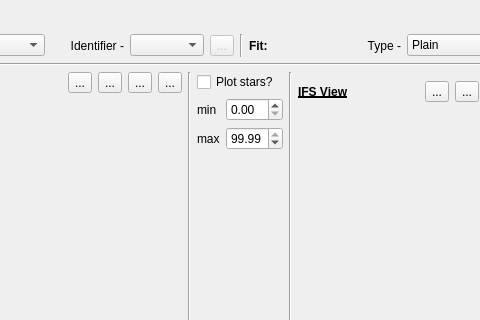
Qt form pampelmuse/graphics/pampelmuse_gui.ui (lcjohnso/pampelmuse) before a commit; both pictures show x 186 to 666 and y 356 to 676 of the 875 by 808 pixel window.
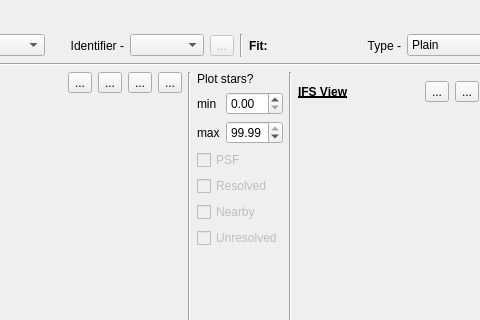
The same form after that commit. Icons and pictures are not drawn.

Commit message: Version 0.24 of PampelMuse. Added parameter to exclude saturated stars from PSF fit and changed displaying of sources in GUI.

What changed in the file:
```diff
--- a/pampelmuse/graphics/pampelmuse_gui.ui
+++ b/pampelmuse/graphics/pampelmuse_gui.ui
@@ -438,7 +438,7 @@
        <item>
         <layout class="QVBoxLayout" name="verticalLayout">
          <item>
-          <widget class="QCheckBox" name="showStarsCheckBox">
+          <widget class="QLabel" name="plotStarsLabel">
            <property name="text">
             <string>Plot stars?</string>
            </property>
@@ -476,6 +476,46 @@
            </item>
           </layout>
          </item>
+         <item>
+          <widget class="QCheckBox" name="plotStarsCheckBoxPSF">
+           <property name="enabled">
+            <bool>false</bool>
+           </property>
+           <property name="text">
+            <string>PSF</string>
+           </property>
+          </widget>
+         </item>
+         <item>
+          <widget class="QCheckBox" name="plotStarsCheckBoxResolved">
+           <property name="enabled">
+            <bool>false</bool>
+           </property>
+           <property name="text">
+            <string>Resolved</string>
+           </property>
+          </widget>
+         </item>
+         <item>
+          <widget class="QCheckBox" name="plotStarsCheckBoxNearby">
+           <property name="enabled">
+            <bool>false</bool>
+           </property>
+           <property name="text">
+            <string>Nearby</string>
+           </property>
+          </widget>
+         </item>
+         <item>
+          <widget class="QCheckBox" name="plotStarsCheckBoxUnresolved">
+           <property name="enabled">
+            <bool>false</bool>
+           </property>
+           <property name="text">
+            <string>Unresolved</string>
+           </property>
+          </widget>
+         </item>
          <item>
           <spacer name="verticalSpacer">
            <property name="orientation">
```
The commit also changes 11 other files.
